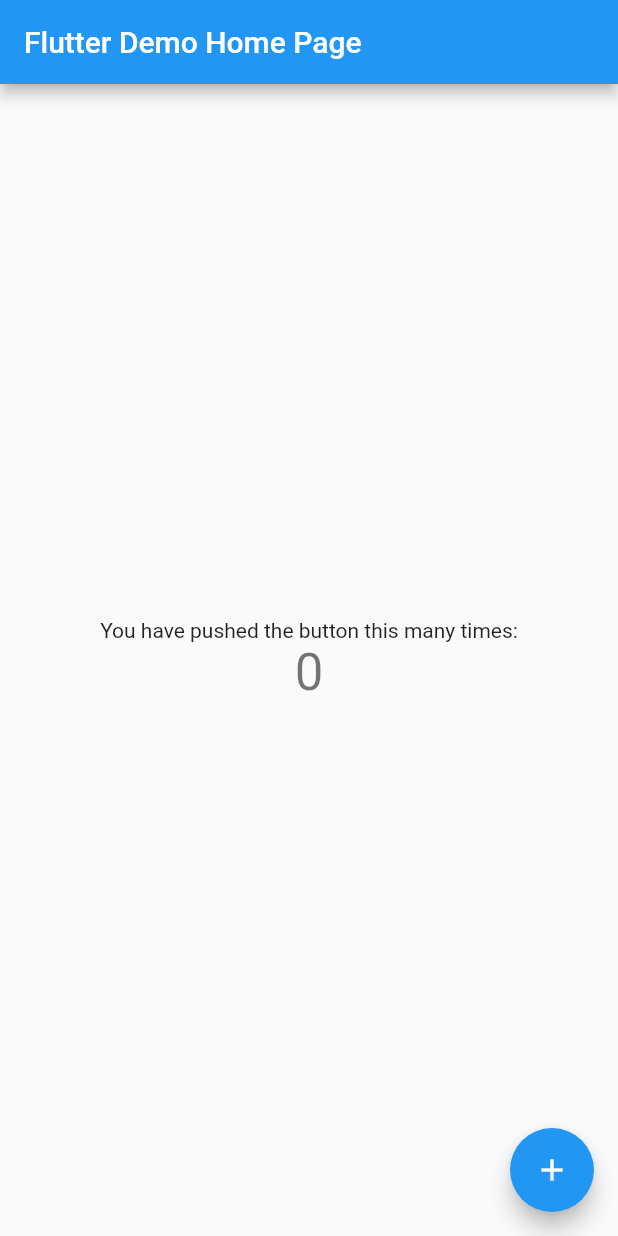
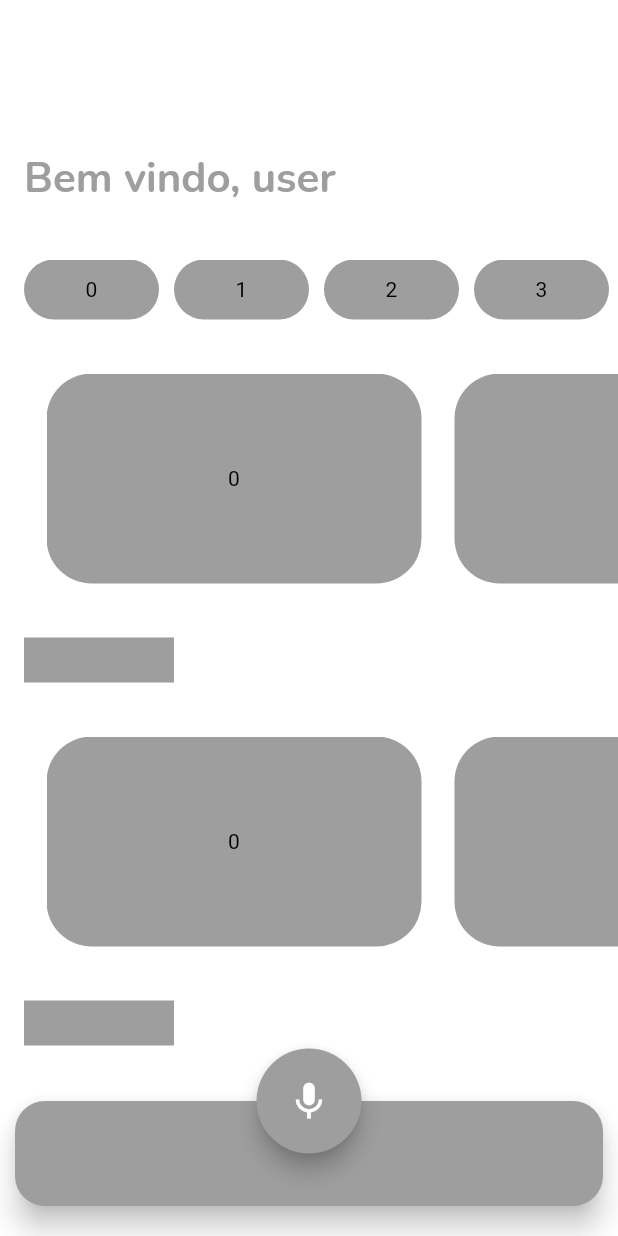
Before and after one commit to JamersonCarlos/studyup_projectFlutter, a Flutter app: the screen it shows after launch, on a phone screen of 412 x 824 dp. Run offline on Flutter 3.47's test engine with Material 2 defaults, Android fonts, the phone set to English and light mode, and no system bars; our stand-ins replace google_fonts.

Commit message:
introduced template of home page

```diff
--- a/lib/main.dart
+++ b/lib/main.dart
@@ -1,4 +1,5 @@
 import 'package:flutter/material.dart';
+import 'package:flutter_application_1/pages/home.dart';
 
 void main() {
   runApp(const MyApp());
@@ -10,106 +11,9 @@ class MyApp extends StatelessWidget {
   // This widget is the root of your application.
   @override
   Widget build(BuildContext context) {
-    return MaterialApp(
+    return const MaterialApp(
       title: 'Flutter Demo',
-      theme: ThemeData(
-        // This is the theme of your application.
-        //
-        // Try running your application with "flutter run". You'll see the
-        // application has a blue toolbar. Then, without quitting the app, try
-        // changing the primarySwatch below to Colors.green and then invoke
-        // "hot reload" (press "r" in the console where you ran "flutter run",
-        // or simply save your changes to "hot reload" in a Flutter IDE).
-        // Notice that the counter didn't reset back to zero; the application
-        // is not restarted.
-        primarySwatch: Colors.blue,
-      ),
-      home: const MyHomePage(title: 'Flutter Demo Home Page'),
+      home: HomeApp(),
     );
   }
 }
-
-class MyHomePage extends StatefulWidget {
-  const MyHomePage({super.key, required this.title});
-
-  // This widget is the home page of your application. It is stateful, meaning
-  // that it has a State object (defined below) that contains fields that affect
-  // how it looks.
-
-  // This class is the configuration for the state. It holds the values (in this
-  // case the title) provided by the parent (in this case the App widget) and
-  // used by the build method of the State. Fields in a Widget subclass are
-  // always marked "final".
-
-  final String title;
-
-  @override
-  State<MyHomePage> createState() => _MyHomePageState();
-}
-
-class _MyHomePageState extends State<MyHomePage> {
-  int _counter = 0;
-
-  void _incrementCounter() {
-    setState(() {
-      // This call to setState tells the Flutter framework that something has
-      // changed in this State, which causes it to rerun the build method below
-      // so that the display can reflect the updated values. If we changed
-      // _counter without calling setState(), then the build method would not be
-      // called again, and so nothing would appear to happen.
-      _counter++;
-    });
-  }
-
-  @override
-  Widget build(BuildContext context) {
-    // This method is rerun every time setState is called, for instance as done
-    // by the _incrementCounter method above.
-    //
-    // The Flutter framework has been optimized to make rerunning build methods
-    // fast, so that you can just rebuild anything that needs updating rather
-    // than having to individually change instances of widgets.
-    return Scaffold(
-      appBar: AppBar(
-        // Here we take the value from the MyHomePage object that was created by
-        // the App.build method, and use it to set our appbar title.
-        title: Text(widget.title),
-      ),
-      body: Center(
-        // Center is a layout widget. It takes a single child and positions it
-        // in the middle of the parent.
-        child: Column(
-          // Column is also a layout widget. It takes a list of children and
-          // arranges them vertically. By default, it sizes itself to fit its
-          // children horizontally, and tries to be as tall as its parent.
-          //
-          // Invoke "debug painting" (press "p" in the console, choose the
-          // "Toggle Debug Paint" action from the Flutter Inspector in Android
-          // Studio, or the "Toggle Debug Paint" command in Visual Studio Code)
-          // to see the wireframe for each widget.
-          //
-          // Column has various properties to control how it sizes itself and
-          // how it positions its children. Here we use mainAxisAlignment to
-          // center the children vertically; the main axis here is the vertical
-          // axis because Columns are vertical (the cross axis would be
-          // horizontal).
-          mainAxisAlignment: MainAxisAlignment.center,
-          children: <Widget>[
-            const Text(
-              'You have pushed the button this many times:',
-            ),
-            Text(
-              '$_counter',
-              style: Theme.of(context).textTheme.headline4,
-            ),
-          ],
-        ),
-      ),
-      floatingActionButton: FloatingActionButton(
-        onPressed: _incrementCounter,
-        tooltip: 'Increment',
-        child: const Icon(Icons.add),
-      ), // This trailing comma makes auto-formatting nicer for build methods.
-    );
-  }
-}
--- /dev/null
+++ b/lib/pages/home.dart
@@ -0,0 +1,178 @@
+import 'package:flutter/material.dart';
+import 'package:google_fonts/google_fonts.dart';
+
+class HomeApp extends StatefulWidget {
+  const HomeApp({super.key});
+
+  @override
+  State<HomeApp> createState() => _HomeAppState();
+}
+
+class _HomeAppState extends State<HomeApp> {
+  @override
+  Widget build(BuildContext context) {
+    return Scaffold(
+      floatingActionButtonLocation: FloatingActionButtonLocation.centerDocked,
+      floatingActionButton: Container(
+        width: 70,
+        height: 70,
+        child: FloatingActionButton(
+          backgroundColor: Colors.grey,
+          onPressed: () {},
+          child: const Icon(
+            Icons.mic,
+            color: Colors.white,
+            size: 30,
+          ),
+        ),
+      ),
+      bottomNavigationBar: Padding(
+        padding: const EdgeInsets.only(left: 10, right: 10, bottom: 20),
+        child: BottomAppBar(
+          shape: AutomaticNotchedShape(
+              RoundedRectangleBorder(borderRadius: BorderRadius.circular(20))),
+          color: Colors.grey,
+          child: Container(
+            height: 70,
+            child: Padding(
+              padding: const EdgeInsets.all(8.0),
+              child: Row(
+                mainAxisAlignment: MainAxisAlignment.spaceBetween,
+                children: const [],
+              ),
+            ),
+          ),
+        ),
+      ),
+      backgroundColor: Colors.white,
+      body: Padding(
+        padding: const EdgeInsets.only(left: 16, top: 100),
+        child: Column(
+          crossAxisAlignment: CrossAxisAlignment.start,
+          mainAxisSize: MainAxisSize.min,
+          children: [
+            Padding(
+              padding: const EdgeInsets.only(bottom: 35),
+              child: Text(
+                "Bem vindo, user",
+                style: GoogleFonts.nunito(
+                  textStyle: const TextStyle(
+                      color: Colors.grey,
+                      fontSize: 28,
+                      fontWeight: FontWeight.bold),
+                ),
+              ),
+            ),
+            SizedBox(
+              height: 40,
+              child: ListView.separated(
+                scrollDirection: Axis.horizontal,
+                itemBuilder: ((context, index) {
+                  return Container(
+                    width: 90,
+                    alignment: Alignment.center,
+                    decoration: BoxDecoration(
+                        color: Colors.grey,
+                        borderRadius: BorderRadius.circular(30)),
+                    child: Text(
+                      "$index",
+                      style: const TextStyle(
+                        color: Colors.black,
+                      ),
+                    ),
+                  );
+                }),
+                separatorBuilder: (context, index) {
+                  return const SizedBox(
+                    width: 10,
+                  );
+                },
+                itemCount: 10,
+              ),
+            ),
+            Padding(
+              padding: const EdgeInsets.only(top: 36, left: 15),
+              child: SizedBox(
+                height: 140,
+                child: ListView.separated(
+                  scrollDirection: Axis.horizontal,
+                  itemBuilder: ((context, index) {
+                    return Container(
+                      width: 250,
+                      alignment: Alignment.center,
+                      decoration: BoxDecoration(
+                          color: Colors.grey,
+                          borderRadius: BorderRadius.circular(30)),
+                      child: Text(
+                        "$index",
+                        style: const TextStyle(
+                          color: Colors.black,
+                        ),
+                      ),
+                    );
+                  }),
+                  separatorBuilder: (context, index) {
+                    return const SizedBox(
+                      width: 22,
+                    );
+                  },
+                  itemCount: 10,
+                ),
+              ),
+            ),
+            Padding(
+              padding: const EdgeInsets.only(top: 36),
+              child: Container(
+                width: 100,
+                height: 30,
+                decoration: const BoxDecoration(
+                  color: Colors.grey,
+                ),
+              ),
+            ),
+            Padding(
+              padding: const EdgeInsets.only(top: 36, left: 15),
+              child: SizedBox(
+                height: 140,
+                child: ListView.separated(
+                  scrollDirection: Axis.horizontal,
+                  itemBuilder: ((context, index) {
+                    return Container(
+                      width: 250,
+                      alignment: Alignment.center,
+                      decoration: BoxDecoration(
+                          color: Colors.grey,
+                          borderRadius: BorderRadius.circular(30)),
+                      child: Text(
+                        "$index",
+                        style: const TextStyle(
+                          color: Colors.black,
+                        ),
+                      ),
+                    );
+                  }),
+                  separatorBuilder: (context, index) {
+                    return const SizedBox(
+                      width: 22,
+                    );
+                  },
+                  itemCount: 10,
+                ),
+              ),
+            ),
+            Padding(
+              padding: const EdgeInsets.only(top: 36),
+              child: Container(
+                width: 100,
+                height: 30,
+                decoration: const BoxDecoration(
+                  color: Colors.grey,
+                ),
+              ),
+            ),
+          ],
+        ),
+      ),
+    );
+  }
+}
```
Also changed, not shown: 1 other file.
